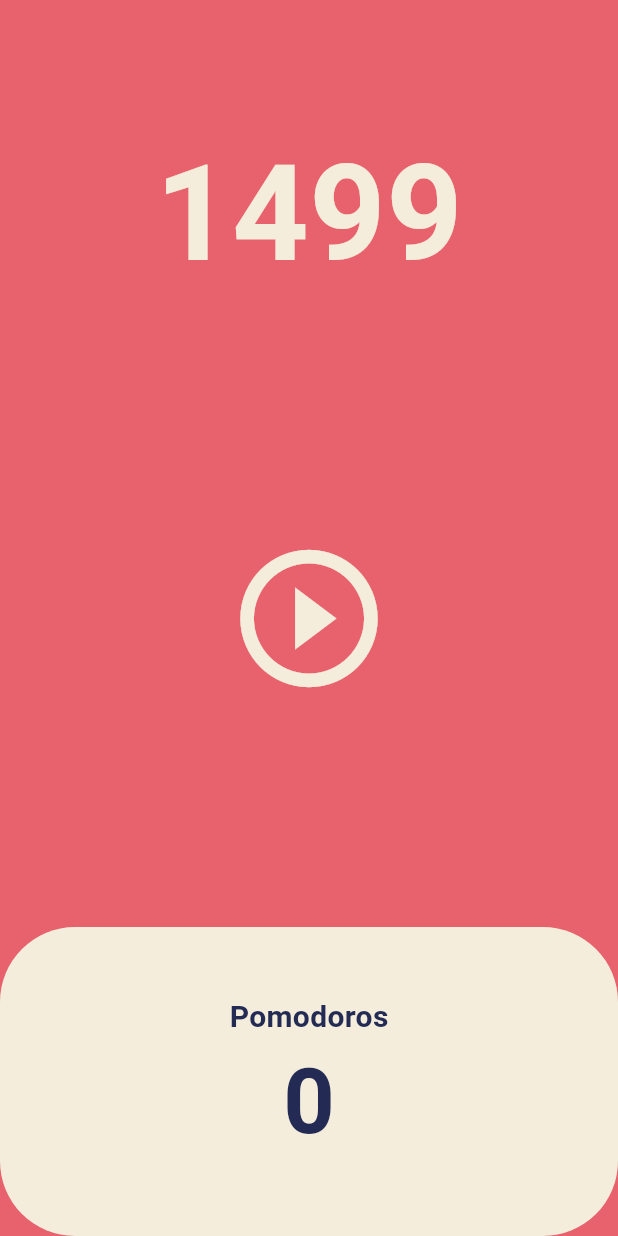
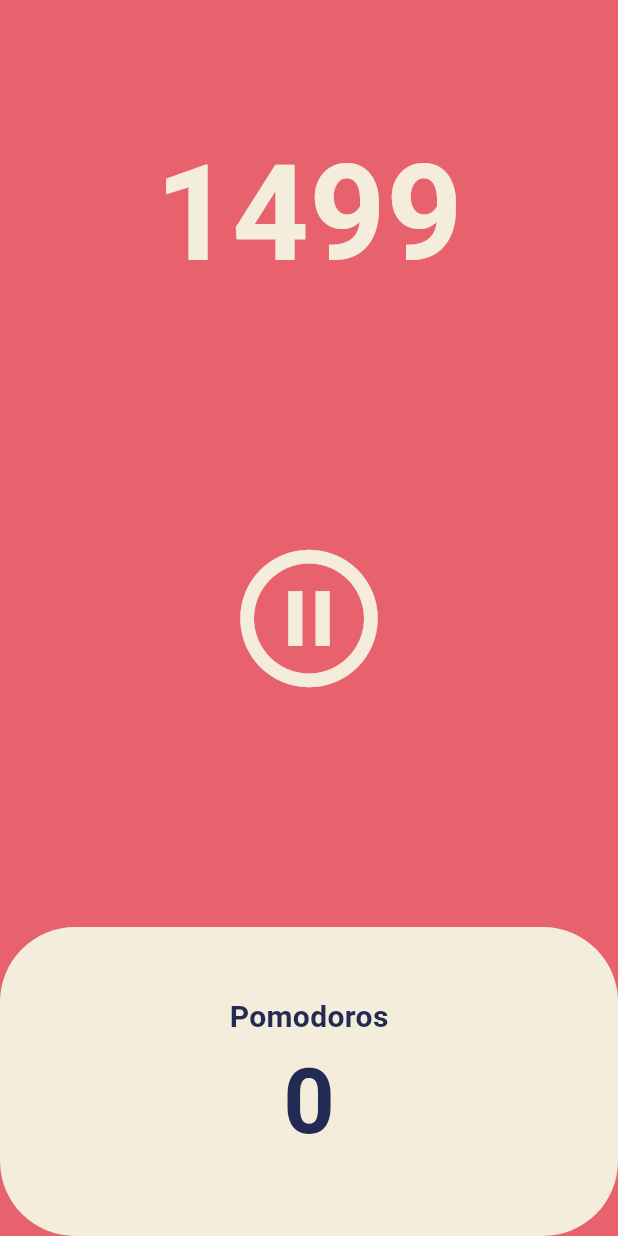
Before and after one commit to ParkSohyunee/flutter-toonflix, a Flutter app: the screen it shows after launch, after a tap on the "play circle outline" icon, on a phone screen of 412 x 824 dp. Run offline on Flutter 3.47's test engine with Material 3 defaults, Android fonts, the phone set to English and light mode, and no system bars.

Commit message:
feat: Timer pause 기능 추가

```diff
--- a/lib/screens/home_screen.dart
+++ b/lib/screens/home_screen.dart
@@ -10,6 +10,7 @@ class HomeScreen extends StatefulWidget {
 
 class _HomeScreenState extends State<HomeScreen> {
   int totalSeconds = 1500;
+  bool isRunning = false;
   late Timer timer;
 
   void onTick(Timer timer) {
@@ -19,7 +20,17 @@ class _HomeScreenState extends State<HomeScreen> {
   }
 
   void onStartPressed() {
+    setState(() {
+      isRunning = true;
+    });
     timer = Timer.periodic(const Duration(seconds: 1), onTick);
+  }
+
+  void onPausePressed() {
+    timer.cancel();
+    setState(() {
+      isRunning = false;
+    });
   }
 
   @override
@@ -44,8 +55,10 @@ class _HomeScreenState extends State<HomeScreen> {
               flex: 2,
               child: Center(
                 child: IconButton(
-                  onPressed: onStartPressed,
-                  icon: const Icon(Icons.play_circle_outline_outlined),
+                  onPressed: isRunning ? onPausePressed : onStartPressed,
+                  icon: Icon(isRunning
+                      ? Icons.pause_circle_outline_outlined
+                      : Icons.play_circle_outline_outlined),
                   iconSize: 110,
                   color: Theme.of(context).cardColor,
                 ),
```
